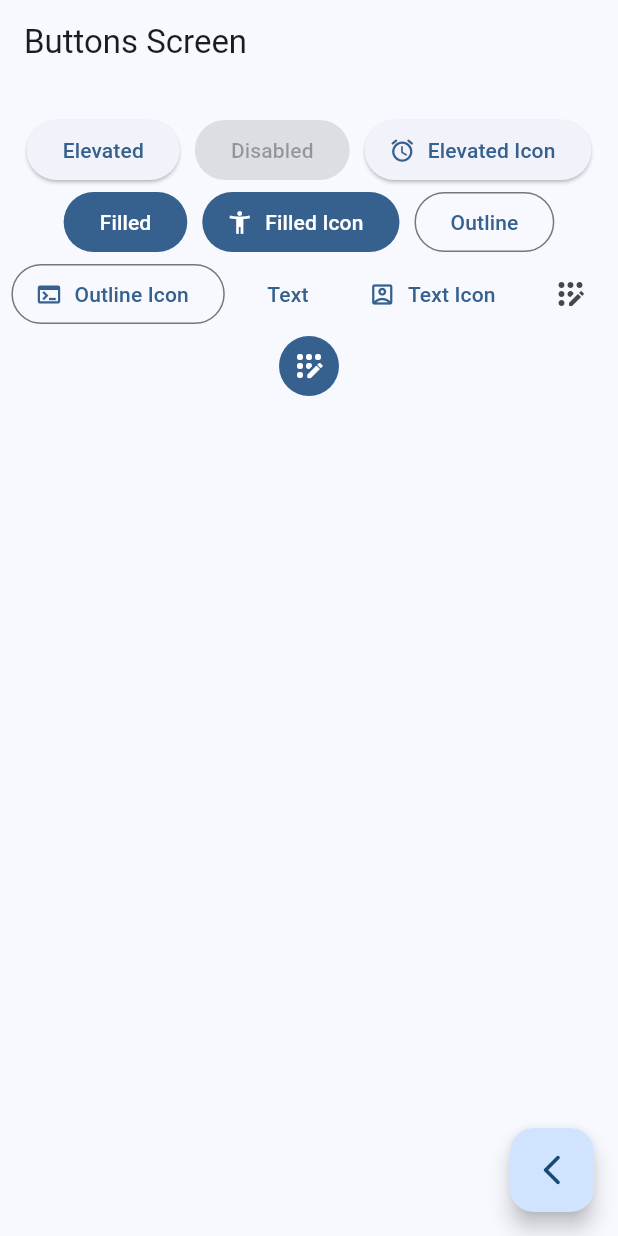
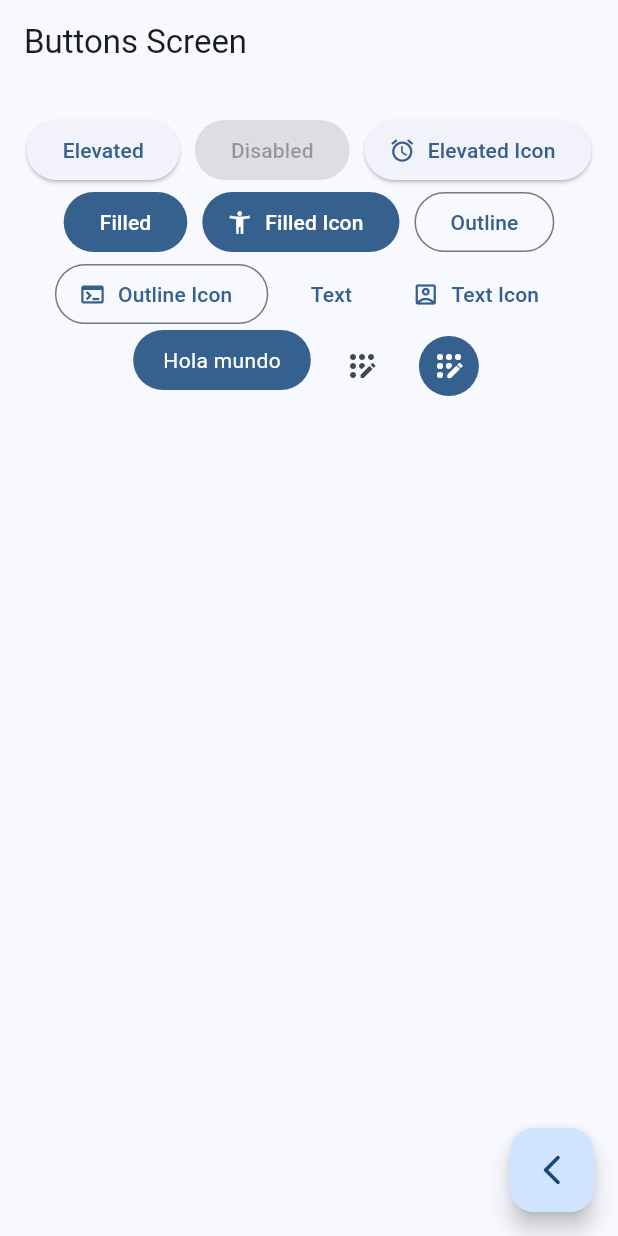
Before and after one commit to EmilioMartel/flutter-widgets-app, a Flutter app: the ButtonsScreen screen opened by its route, on a phone screen of 412 x 824 dp. Run offline on Flutter 3.47's test engine with Material 2 defaults, Android fonts, the phone set to English and light mode, and no system bars; our stand-ins replace go_router.

Commit message:
button screen finish

```diff
--- a/lib/presentation/screens/buttons/buttons_screen.dart
+++ b/lib/presentation/screens/buttons/buttons_screen.dart
@@ -74,7 +74,7 @@ class _ButtonsView extends StatelessWidget {
             ),
 
             //todo:custom button
-
+            const CustomButton(),
 
             IconButton(onPressed: (){}, icon: const Icon(Icons.app_registration_rounded)),
             IconButton(
@@ -95,3 +95,29 @@ class _ButtonsView extends StatelessWidget {
     );
   }
 }
+
+
+class CustomButton extends StatelessWidget {
+  const CustomButton({super.key});
+
+  @override
+  Widget build(BuildContext context) {
+
+    final colors = Theme.of(context).colorScheme;
+
+
+    return ClipRRect(
+      borderRadius: BorderRadius.circular(20),
+      child: Material(
+        color: colors.primary,
+        child: InkWell(
+          onTap: () {},
+          child: const Padding(
+            padding: EdgeInsets.symmetric(horizontal: 20, vertical: 10),
+            child: Text('Hola mundo', style: TextStyle(color: Colors.white),)
+          ),
+        ),
+      ),
+    );
+  }
+}
```
